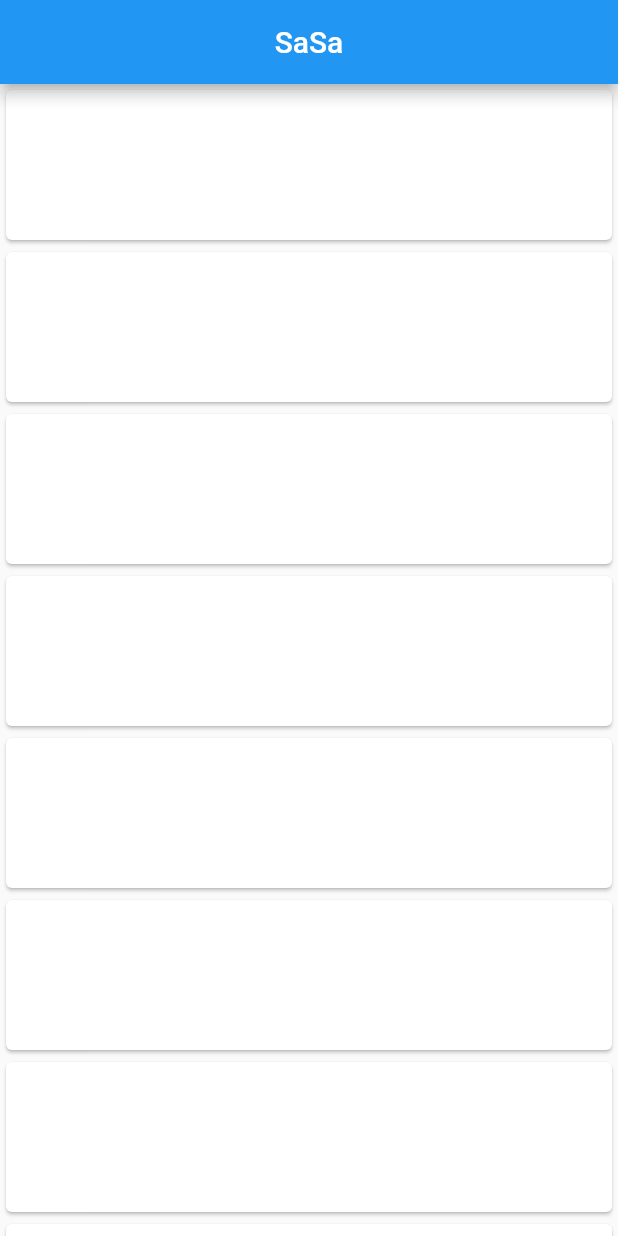
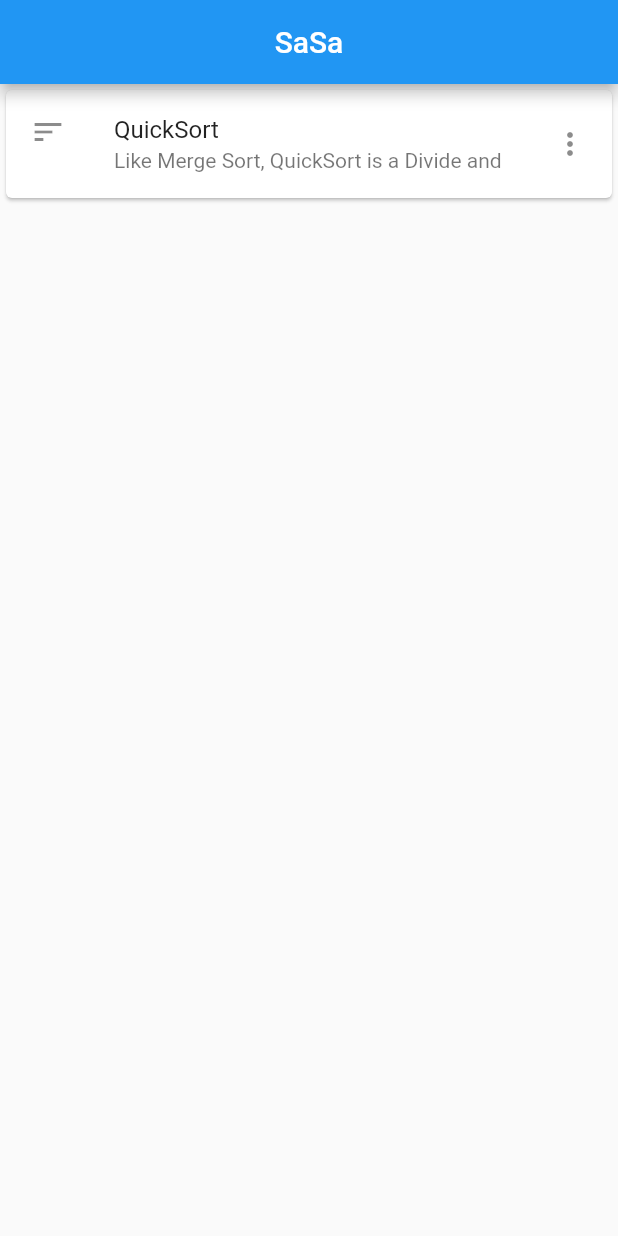
Before and after one commit to YRlp98/sasa_app, a Flutter app: the screen it shows after launch, on a phone screen of 412 x 824 dp. Run offline on Flutter 3.47's test engine with Material 2 defaults, Android fonts, the phone set to English and light mode, and no system bars.

Commit message:
Create QuickSort card and class

```diff
--- /dev/null
+++ b/lib/components/my_cards.dart
@@ -0,0 +1,51 @@
+import 'package:flutter/material.dart';
+import 'package:sasa_app/screens/quick_sort_screen.dart';
+
+class MyCardsCreate extends StatelessWidget {
+  final Icon cardLeading;
+  final Text cardTitle;
+  final Text cardSubTitle;
+  final Function cardOnTap;
+
+  const MyCardsCreate(
+      {Key key,
+      this.cardLeading,
+      this.cardTitle,
+      this.cardSubTitle,
+      this.cardOnTap})
+      : super(key: key);
+
+  @override
+  Widget build(BuildContext context) {
+    return new Card(
+      child: Container(
+        child: ListTile(
+          leading: cardLeading,
+          title: cardTitle,
+          subtitle: cardSubTitle,
+          trailing: Icon(Icons.more_vert),
+          onTap: cardOnTap,
+        ),
+      ),
+    );
+  }
+}
+
+class MyCardsUse extends StatelessWidget {
+  @override
+  Widget build(BuildContext context) {
+    // QuickSort Card
+    return new MyCardsCreate(
+      cardLeading: Icon(Icons.sort),
+      cardTitle: Text('QuickSort'),
+      cardSubTitle: Text(
+        'Like Merge Sort, QuickSort is a Divide and Conquer algorithm. It picks an element as pivot and partitions the given array around the picked pivot. There are many different versions of quickSort that pick pivot in different ways.',
+        maxLines: 1,
+      ),
+      cardOnTap: () {
+        Navigator.push(context,
+            MaterialPageRoute(builder: (context) => QuickSortScreen()));
+      },
+    );
+  }
+}
--- a/lib/home_screen.dart
+++ b/lib/home_screen.dart
@@ -1,4 +1,5 @@
 import 'package:flutter/material.dart';
+import 'package:sasa_app/components/my_cards.dart';
 
 class HomeScreen extends StatefulWidget {
   HomeScreen({Key key, this.title}) : super(key: key);
@@ -18,13 +19,9 @@ class _HomeScreenState extends State<HomeScreen> {
         ),
         body: new Container(
           child: new ListView.builder(
-            itemCount: 20,
+            itemCount: 1,
             itemBuilder: (context, index) {
-              return Card(
-                child: Container(
-                  height: 100,
-                ),
-              );
+              return MyCardsUse();
             },
           ),
         ));
--- /dev/null
+++ b/lib/screens/quick_sort_screen.dart
@@ -0,0 +1,16 @@
+import 'package:flutter/material.dart';
+
+class QuickSortScreen extends StatelessWidget {
+  @override
+  Widget build(BuildContext context) {
+    return new Scaffold(
+      appBar: new AppBar(
+        title: Text('QuickSort'),
+        centerTitle: true,
+      ),
+      body: new Center(
+        child: Text('data'),
+      ),
+    );
+  }
+}
--- /dev/null
+++ b/lib/src/qucik_sort.dart
@@ -0,0 +1,9 @@
+import 'package:flutter/cupertino.dart';
+import 'package:flutter/material.dart';
+
+class QuickSort {
+  final Text title;
+  final Text description;
+
+  const QuickSort({this.title, this.description});
+}
```
